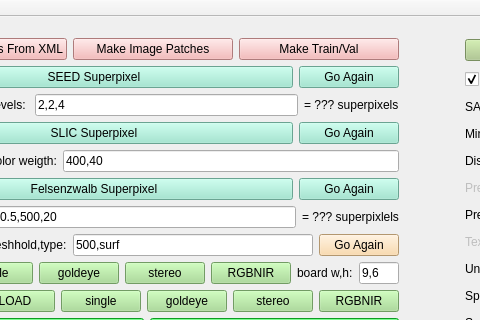
Qt form SegmentationHelper/mainwindow.ui (yudanaz/masterthesis) before a commit; both pictures show x 136 to 616 and y 0 to 320 of the 1072 by 511 pixel window.
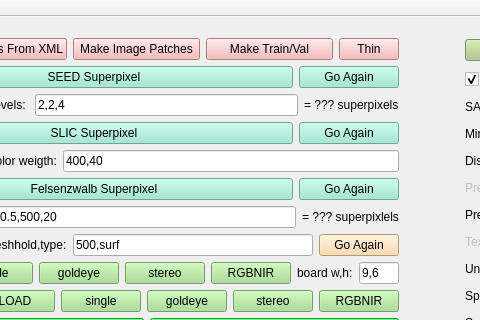
The same form after that commit.

The edit to the form file:
```diff
--- a/SegmentationHelper/mainwindow.ui
+++ b/SegmentationHelper/mainwindow.ui
@@ -59,6 +59,22 @@
          </property>
         </widget>
        </item>
+       <item>
+        <widget class="QPushButton" name="btn_thinOut">
+         <property name="maximumSize">
+          <size>
+           <width>60</width>
+           <height>16777215</height>
+          </size>
+         </property>
+         <property name="styleSheet">
+          <string notr="true">background-color: rgb(244, 172, 172)</string>
+         </property>
+         <property name="text">
+          <string>Thin</string>
+         </property>
+        </widget>
+       </item>
       </layout>
      </item>
      <item>
```
